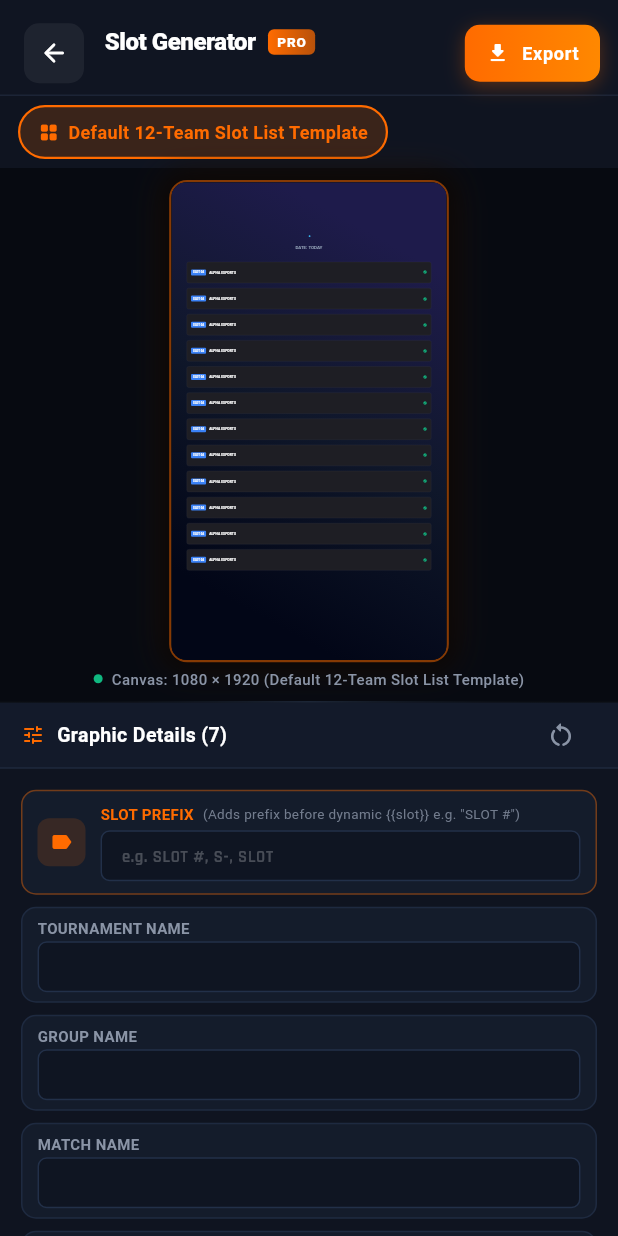
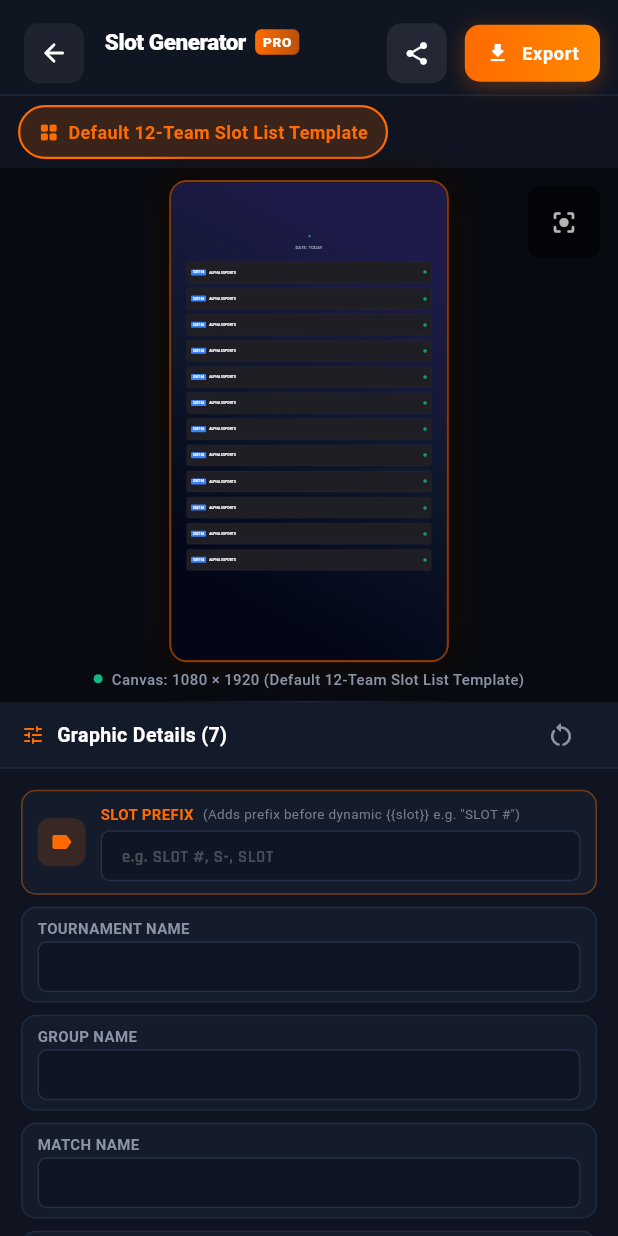
Before and after one commit to dhavalmakwana47/tournax, a Flutter app: the SlotListGeneratorPage screen opened directly with empty values, on a phone screen of 412 x 824 dp. Run offline on Flutter 3.47's test engine with Material 3 defaults, Android fonts, the phone set to English and light mode, and no system bars; our stand-ins replace barcode_widget, dio, equatable, flutter_riverpod, flutter_secure_storage, flutter_svg and 6 more; missing offline and left inert: gal; accounts and stored records are empty; network calls fail.

Commit message:
sharing add

```diff
--- a/lib/features/template_renderer/presentation/pages/slot_list_generator_page.dart
+++ b/lib/features/template_renderer/presentation/pages/slot_list_generator_page.dart
@@ -7,6 +7,8 @@ import 'package:flutter/rendering.dart';
 import 'package:flutter_riverpod/flutter_riverpod.dart';
 import 'package:go_router/go_router.dart';
 import 'package:gal/gal.dart';
+import 'package:share_plus/share_plus.dart';
+import 'package:path_provider/path_provider.dart';
 import '../../../../core/theme/app_colors.dart';
 import '../../../../core/theme/app_spacing.dart';
 import '../../../tournament/domain/entities/tournament_entity.dart';
@@ -34,7 +36,9 @@ class SlotListGeneratorPage extends ConsumerStatefulWidget {
 
 class _SlotListGeneratorPageState extends ConsumerState<SlotListGeneratorPage> {
   final GlobalKey _exportBoundaryKey = GlobalKey();
+  final TransformationController _transformationController = TransformationController();
   bool _isDownloading = false;
+  bool _isSharing = false;
 
   @override
   void initState() {
@@ -51,6 +55,7 @@ class _SlotListGeneratorPageState extends ConsumerState<SlotListGeneratorPage> {
 
   @override
   void dispose() {
+    _transformationController.dispose();
     super.dispose();
   }
 
@@ -374,6 +379,50 @@ class _SlotListGeneratorPageState extends ConsumerState<SlotListGeneratorPage> {
     }
   }
 
+  Future<void> _handleShare(
+    SlotListGeneratorState state,
+    SlotListGeneratorController notifier,
+  ) async {
+    if (state.selectedTemplate == null || _isSharing) return;
+
+    setState(() => _isSharing = true);
+    try {
+      await Future.delayed(const Duration(milliseconds: 200));
+
+      final boundary =
+          _exportBoundaryKey.currentContext?.findRenderObject() as RenderRepaintBoundary?;
+      if (boundary == null) throw Exception('Render boundary not initialized');
+
+      final ui.Image image = await boundary.toImage(pixelRatio: 2.0);
+      final ByteData? byteData = await image.toByteData(format: ui.ImageByteFormat.png);
+      if (byteData == null) throw Exception('Failed to capture PNG byte data');
+
+      final Uint8List pngBytes = byteData.buffer.asUint8List();
+      final tempDir = await getTemporaryDirectory();
+      final String fileName =
+          'SlotList_${widget.match.id}_Page${state.currentPageIndex + 1}.png';
+      final file = File('${tempDir.path}/$fileName');
+      await file.writeAsBytes(pngBytes);
+
+      await Share.shareXFiles(
+        [XFile(file.path)],
+        text: '${widget.tournament.name} - ${widget.group.name} Slot List Graphic',
+      );
+    } catch (e) {
+      if (mounted) {
+        ScaffoldMessenger.of(context).showSnackBar(
+          SnackBar(
+            content: Text('Share error: $e'),
+            backgroundColor: AppColors.error,
+            behavior: SnackBarBehavior.floating,
+          ),
+        );
+      }
+    } finally {
+      if (mounted) setState(() => _isSharing = false);
+    }
+  }
+
   @override
   Widget build(BuildContext context) {
     final state = ref.watch(slotListGeneratorControllerProvider);
@@ -495,19 +544,23 @@ class _SlotListGeneratorPageState extends ConsumerState<SlotListGeneratorPage> {
                   mainAxisAlignment: MainAxisAlignment.center,
                   children: [
                     Row(
+                      mainAxisSize: MainAxisSize.min,
                       children: [
-                        const Text(
+                        const Flexible(
+                          child: Text(
                             'Slot Generator',
                             style: TextStyle(
-                            fontSize: 16,
+                              fontSize: 15,
                               fontWeight: FontWeight.w900,
                               color: AppColors.textPrimary,
                               letterSpacing: -0.3,
                             ),
+                            overflow: TextOverflow.ellipsis,
                           ),
-                        const SizedBox(width: 8),
+                        ),
+                        const SizedBox(width: 6),
                         Container(
-                          padding: const EdgeInsets.symmetric(horizontal: 6, vertical: 2),
+                          padding: const EdgeInsets.symmetric(horizontal: 5, vertical: 2),
                           decoration: BoxDecoration(
                             gradient: LinearGradient(
                               colors: [
@@ -541,6 +594,25 @@ class _SlotListGeneratorPageState extends ConsumerState<SlotListGeneratorPage> {
                   ],
                 ),
               ),
+              IconButton(
+                style: IconButton.styleFrom(
+                  backgroundColor: Colors.white.withValues(alpha: 0.08),
+                  shape: RoundedRectangleBorder(borderRadius: BorderRadius.circular(10)),
+                  padding: const EdgeInsets.all(8),
+                ),
+                tooltip: 'Share Graphic',
+                icon: _isSharing
+                    ? const SizedBox(
+                        width: 16,
+                        height: 16,
+                        child: CircularProgressIndicator(strokeWidth: 2, color: AppColors.primary),
+                      )
+                    : const Icon(Icons.share_rounded, color: AppColors.textPrimary, size: 18),
+                onPressed: (_isSharing || state.selectedTemplate == null)
+                    ? null
+                    : () => _handleShare(state, notifier),
+              ),
+              const SizedBox(width: 8),
               Container(
                 height: 38,
                 decoration: BoxDecoration(
@@ -773,6 +845,15 @@ class _SlotListGeneratorPageState extends ConsumerState<SlotListGeneratorPage> {
           child: Column(
             children: [
               Expanded(
+                child: Stack(
+                  alignment: Alignment.center,
+                  children: [
+                    InteractiveViewer(
+                      transformationController: _transformationController,
+                      minScale: 0.5,
+                      maxScale: 4.0,
+                      boundaryMargin: const EdgeInsets.all(40),
+                      clipBehavior: Clip.none,
                       child: Center(
                         child: Container(
                           width: targetW,
@@ -805,6 +886,26 @@ class _SlotListGeneratorPageState extends ConsumerState<SlotListGeneratorPage> {
                             ),
                           ),
                         ),
+                      ),
+                    ),
+                    Positioned(
+                      top: 4,
+                      right: 4,
+                      child: Container(
+                        decoration: BoxDecoration(
+                          color: Colors.black.withValues(alpha: 0.6),
+                          borderRadius: BorderRadius.circular(8),
+                        ),
+                        child: IconButton(
+                          tooltip: 'Reset Zoom',
+                          icon: const Icon(Icons.center_focus_strong_rounded, color: Colors.white70, size: 18),
+                          onPressed: () {
+                            _transformationController.value = Matrix4.identity();
+                          },
+                        ),
+                      ),
+                    ),
+                  ],
                 ),
               ),
               const SizedBox(height: 4),
--- a/pubspec.yaml
+++ b/pubspec.yaml
@@ -49,6 +49,7 @@ dependencies:
   barcode_widget: ^2.0.4
   path_provider: ^2.1.4
   gal: ^2.3.3
+  share_plus: ^10.1.4
 
 dev_dependencies:
   flutter_test:
```
Also changed, not shown: pubspec.lock, 5 other files. Lines whose indentation alone changed are shown as unchanged.
